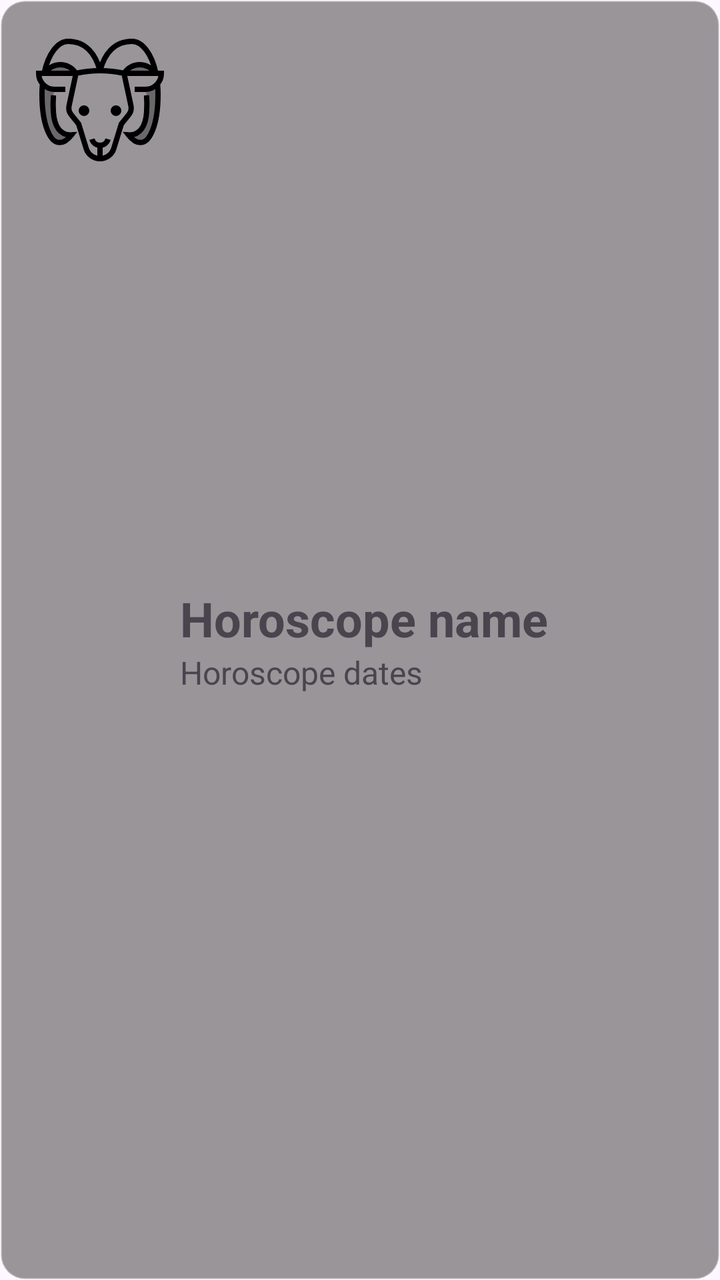
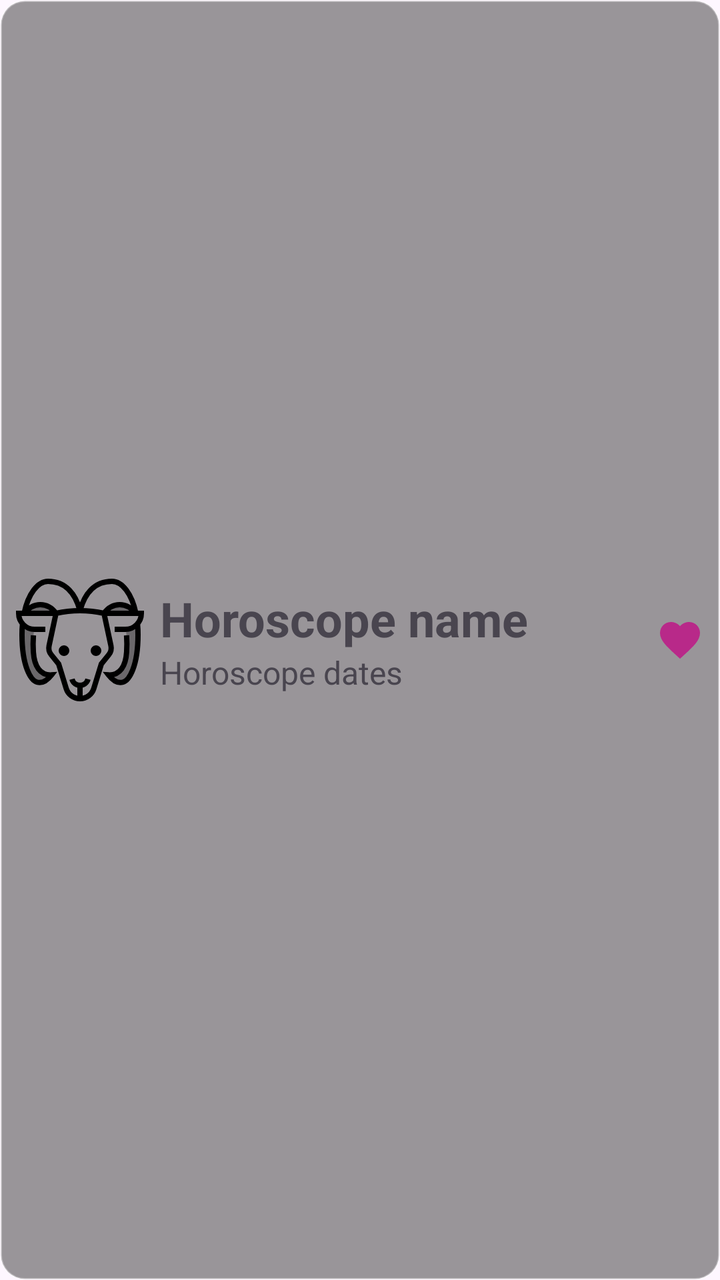

The first picture is an Android layout as it rendered before a commit; the second is the same layout after the commit. The layout source and the unified diff follow.
<!-- AndroidManifest.xml: application theme Theme.HoroscopoAndroid -->
<!-- res/layout/item_horoscope.xml -->
<?xml version="1.0" encoding="utf-8"?>
<LinearLayout xmlns:android="http://schemas.android.com/apk/res/android"
    android:orientation="horizontal"
    android:layout_width="match_parent"
    android:layout_height="wrap_content"
    android:layout_marginHorizontal="12dp"
    android:layout_marginVertical="12dp"
    android:padding="18dp"
    android:background="@drawable/horoscope_item_background">

    <ImageView
        android:id="@+id/signImageView"
        android:layout_width="64dp"
        android:layout_height="64dp"
        android:src="@drawable/aries_icon" />

    <LinearLayout
        android:layout_width="match_parent"
        android:layout_height="wrap_content"
        android:orientation="vertical"
        android:layout_marginStart="8dp"
        android:layout_gravity="center_vertical">

        <TextView
            android:id="@+id/nameTextView"
            android:layout_width="match_parent"
            android:layout_height="wrap_content"
            android:text="Horoscope name"
            android:textSize="24sp"
            android:textStyle="bold" />

        <TextView
            android:id="@+id/datesTextView"
            android:layout_width="match_parent"
            android:layout_height="wrap_content"
            android:text="Horoscope dates"
            android:textSize="16sp" />

    </LinearLayout>

</LinearLayout>
<!-- resources referenced by this layout -->
<resources>
  <!-- drawable aries_icon: vector/xml drawable (drawable, 3733 chars, omitted) -->
  <!-- drawable horoscope_item_background (drawable) -->
  <?xml version="1.0" encoding="utf-8"?>
  <shape xmlns:android="http://schemas.android.com/apk/res/android"
      android:shape="rectangle">
  
      
      <solid android:color="#66000000" />
  
      
      <corners android:radius="12dp" />
  
      
      <stroke
          android:width="1dp"
          android:color="#55FFFFFF" />
  
  </shape>
  <style name="Theme.HoroscopoAndroid" parent="Base.Theme.HoroscopoAndroid" />
  <style name="Base.Theme.HoroscopoAndroid" parent="Theme.Material3.DayNight">
          
          
      </style>
</resources>

<!-- the commit's change to res/layout/item_horoscope.xml (unified diff, before → after) -->
@@ -5,7 +5,8 @@
     android:layout_height="wrap_content"
     android:layout_marginHorizontal="12dp"
     android:layout_marginVertical="12dp"
-    android:padding="18dp"
+    android:padding="8dp"
+    android:gravity="center_vertical"
     android:background="@drawable/horoscope_item_background">
 
     <ImageView
@@ -15,11 +16,11 @@
         android:src="@drawable/aries_icon" />
 
     <LinearLayout
-        android:layout_width="match_parent"
+        android:layout_width="0dp"
         android:layout_height="wrap_content"
+        android:layout_weight="1"
         android:orientation="vertical"
-        android:layout_marginStart="8dp"
-        android:layout_gravity="center_vertical">
+        android:layout_marginStart="8dp">
 
         <TextView
             android:id="@+id/nameTextView"
@@ -38,4 +39,10 @@
 
     </LinearLayout>
 
+    <ImageView
+        android:id="@+id/favorite"
+        android:layout_width="wrap_content"
+        android:layout_height="wrap_content"
+        android:src="@drawable/ic_favorite_selected" />
+
 </LinearLayout>
<!-- resource entries referenced after the edit -->
@@ -18,6 +18,12 @@
           android:color="#55FFFFFF" />
   
   </shape>
+  <!-- drawable ic_favorite_selected (drawable) -->
+  <vector xmlns:android="http://schemas.android.com/apk/res/android" android:height="24dp" android:tint="#D2BF1185" android:viewportHeight="24" android:viewportWidth="24" android:width="24dp">
+        
+      <path android:fillColor="@android:color/white" android:pathData="M12,21.35l-1.45,-1.32C5.4,15.36 2,12.28 2,8.5 2,5.42 4.42,3 7.5,3c1.74,0 3.41,0.81 4.5,2.09C13.09,3.81 14.76,3 16.5,3 19.58,3 22,5.42 22,8.5c0,3.78 -3.4,6.86 -8.55,11.54L12,21.35z"/>
+      
+  </vector>
   <style name="Theme.HoroscopoAndroid" parent="Base.Theme.HoroscopoAndroid" />
   <style name="Base.Theme.HoroscopoAndroid" parent="Theme.Material3.DayNight">
           
